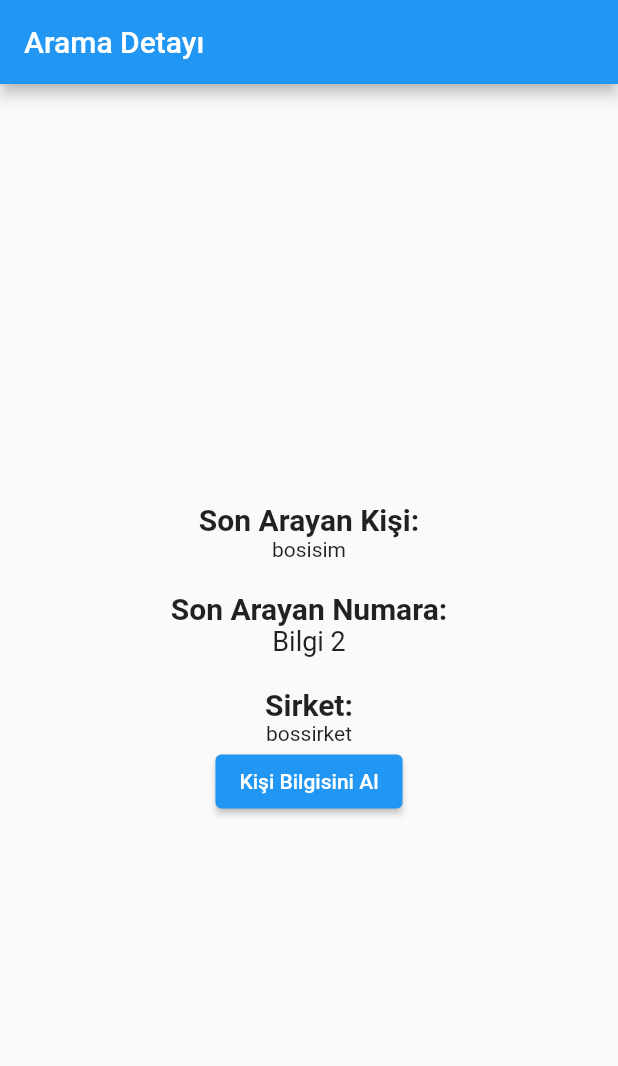
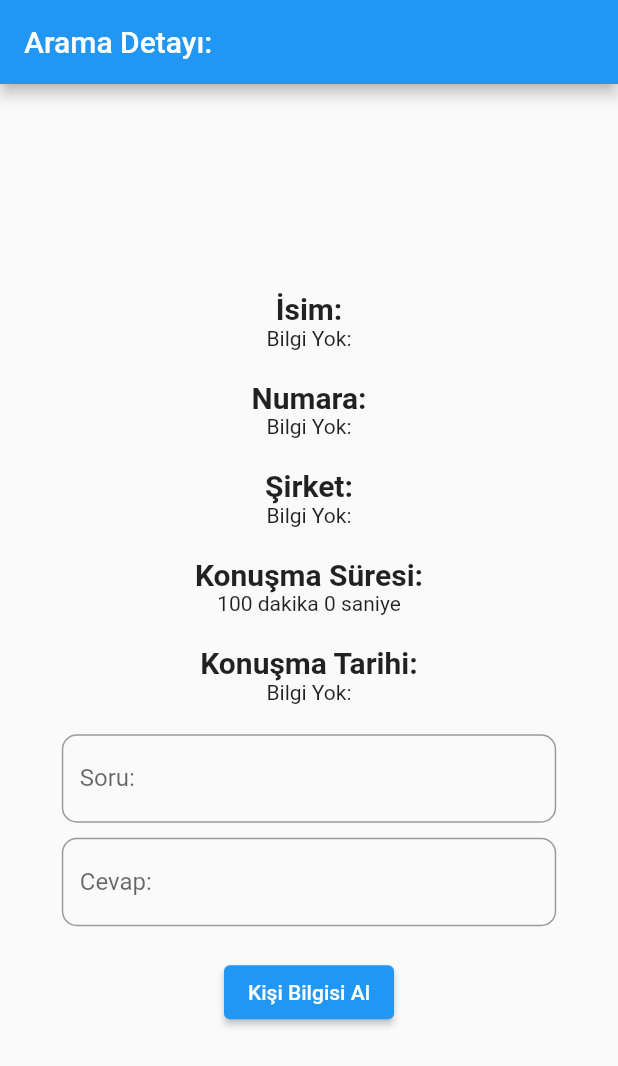
Before and after one commit to YuksD/asba, a Flutter app: the screen it shows after launch, on a phone screen of 412 x 824 dp. Shown: the top 1066 px of the screen. Run offline on Flutter 3.47's test engine with Material 2 defaults, Android fonts, the phone set to English and light mode, and no system bars; our stand-ins replace contacts_service, permission_handler, sqflite; missing offline and left inert: call_log; accounts and stored records are empty.

Commit message:
bahar temizligi yapildi

```diff
--- /dev/null
+++ b/lib/components/caller_info.dart
@@ -0,0 +1,23 @@
+import 'package:flutter/material.dart';
+
+class LastCallerInfo extends StatelessWidget {
+  final String title;
+  final String content;
+
+  const LastCallerInfo({super.key, required this.title, required this.content});
+
+  @override
+  Widget build(BuildContext context) {
+    return Column(
+      mainAxisAlignment: MainAxisAlignment.center,
+      children: <Widget>[
+        Text(
+          title,
+          style: const TextStyle(fontSize: 20, fontWeight: FontWeight.bold),
+        ),
+        Text(content),
+
+      ],
+    );
+  }
+}
--- /dev/null
+++ b/lib/constants/home_screen_strings.dart
@@ -0,0 +1,6 @@
+class HomeScreenStrings {
+  static const String title = 'Arama Detayı:';
+  static const String textBox1 = 'Soru:';
+  static const String textBox2 = 'Cevap:';
+  static const String pullLastCallerButton = 'Kişi Bilgisi Al';
+}
--- /dev/null
+++ b/lib/constants/last_caller.dart
@@ -0,0 +1,14 @@
+class LastCallerStrings {
+  static const String name = 'İsim:';
+  static const String phoneNumber = 'Numara:';
+  static const String company = 'Şirket:';
+  static const String callDuration = 'Konuşma Süresi:';
+  static const String callDate = 'Konuşma Tarihi:';
+  static const String noData = 'Bilgi Yok:';
+  static const String emptyCallLog = 'CallLog Boş:';
+
+
+
+
+
+}
--- a/lib/screens/home_screen.dart
+++ b/lib/screens/home_screen.dart
@@ -1,8 +1,16 @@
 import 'package:contacts_service/contacts_service.dart';
 import 'package:flutter/material.dart';
 import 'package:call_log/call_log.dart';
+import 'package:ilkproje/components/caller_info.dart';
+import 'package:permission_handler/permission_handler.dart';
+import 'package:ilkproje/constants/last_caller.dart';
+import 'package:ilkproje/constants/home_screen_strings.dart';
+
+
 
 class HomeScreen extends StatefulWidget {
+  const HomeScreen({super.key});
+
   @override
   _HomeScreenState createState() => _HomeScreenState();
 }
@@ -10,7 +18,11 @@ class HomeScreen extends StatefulWidget {
 class _HomeScreenState extends State<HomeScreen> {
   List<CallLogEntry> _callLogEntries = [];
   String? isim;
+  String? numara;
   String? sirket;
+  String? sure;
+  String? tarih;
+
 
   @override
   void initState() {
@@ -27,80 +39,128 @@ class _HomeScreenState extends State<HomeScreen> {
     }
   }
 
-Future<void> _getCallerInfo(String phoneNumber) async {
-  try {
+  Future<void> _getCallerInfo(String phoneNumber, String konusmaSuresi, String konusmaTarihi) async {
+
       // Telefon rehberinden kişiyi bul
+      bool isGranted = await Permission.contacts.status.isGranted;
+      if(!isGranted) {isGranted = await Permission.contacts.request().isGranted;}
       Iterable<Contact> contacts = await ContactsService.getContactsForPhone(phoneNumber);
 
       if (contacts.isNotEmpty) {
         // Son arayan kişinin bilgilerini al
         Contact lastCaller = contacts.first;
         setState(() {
-        isim = lastCaller.displayName ?? 'Bilgi Yokk';
-        sirket = lastCaller.company ?? 'Bilgi Yokk';
+          tarih = konusmaTarihi;
+          sure = konusmaSuresi;
+          numara = phoneNumber;
+          isim = lastCaller.displayName ?? LastCallerStrings.noData;
+          sirket = lastCaller.company ?? LastCallerStrings.noData;
         });
       } else {
         // Eğer eşleşen kişi bulunamazsa, varsayılan değerleri kullan
         setState(() {
-        isim = 'Bilgi Yokk';
-        sirket = 'Bilgi Yokk';
+          isim = LastCallerStrings.noData;
+          sirket = LastCallerStrings.noData;
         });
     }
-  } catch (e) {
-    // Hata yakalama işlemi
-    debugPrint("Hata oluştu: $e");
-    isim = 'Bilgii';
-    // Hata olduğunda uygulamanın kapanmasını önlemek için gerekli önlemleri alabilirsiniz.
   }
-}
-
 
   @override
   Widget build(BuildContext context) {
     return Scaffold(
-      appBar: AppBar(title: Text('Arama Detayı')),
+      appBar: AppBar(title: const Text(HomeScreenStrings.title)),
       body: Center(
+        child: SingleChildScrollView(
           child: Column(
             mainAxisAlignment: MainAxisAlignment.center,
             children: <Widget>[
-            Text(
-              'Son Arayan Kişi:',
-              style: TextStyle(fontSize: 20, fontWeight: FontWeight.bold)
+              LastCallerInfo(
+                title: LastCallerStrings.name,
+                content: isim ?? LastCallerStrings.noData),
+              spaceMedium(),
+
+              LastCallerInfo(
+                title: LastCallerStrings.phoneNumber,
+                content: numara ?? LastCallerStrings.noData),
+              spaceMedium(),
+
+              LastCallerInfo(
+                title: LastCallerStrings.company,
+                content: sirket ?? LastCallerStrings.noData),
+              spaceMedium(),
+
+              LastCallerInfo(
+                title: LastCallerStrings.callDuration,
+                content: minSec(sure??'6000')),
+              spaceMedium(),
+
+              LastCallerInfo(
+                title: LastCallerStrings.callDate,
+                content: tarih ?? LastCallerStrings.noData),
+              spaceMedium(),
+
+              Column(
+                crossAxisAlignment: CrossAxisAlignment.start,
+                children: [
+                  SizedBox(
+                    width: MediaQuery.of(context).size.width * 0.8, // Ekranın yarısı kadar genişlik
+                    child: TextField(
+                      decoration: InputDecoration(
+                        border: OutlineInputBorder(
+                          borderRadius: BorderRadius.circular(10.0)),
+                        labelText: HomeScreenStrings.textBox1,
                           ),
-            Text(isim??'bosisim'
                         ),
-            SizedBox(height: 20),
-            Text(
-              'Son Arayan Numara:',
-              style: TextStyle(fontSize: 20, fontWeight: FontWeight.bold)
                       ),
-            Text(
-              _callLogEntries.isNotEmpty
-                  ? _callLogEntries.first.formattedNumber ?? 'Bilgi 1'
-                  : 'Bilgi 2',
-              style: TextStyle(fontSize: 18)
+                    spaceSmall(),
+
+                  SizedBox(
+                    width: MediaQuery.of(context).size.width * 0.8, // Ekranın yarısı kadar genişlik
+                    child: TextField(
+                      decoration: InputDecoration(
+                        border: OutlineInputBorder(
+                          borderRadius: BorderRadius.circular(10.0)),
+                        labelText: HomeScreenStrings.textBox2,
                           ),
-            SizedBox(height: 20),
-            Text(
-              'Sirket:',
-              style: TextStyle(fontSize: 20, fontWeight: FontWeight.bold),
                         ),
-            Text(sirket??'bossirket'),
+                      ),
+                    ],
+                  ),
+                  spaceMedium(),
+
               ElevatedButton(
                 onPressed: () {
                   if (_callLogEntries.isNotEmpty) {
-                  String phoneNumber = _callLogEntries.first.number ?? '';
-                  _getCallerInfo(phoneNumber);
-                }
-                else{
-                  sirket = 'calllogbos';
-                }
+                    String phoneNumber = _callLogEntries.first.number ?? LastCallerStrings.noData;
+                    String konusmaSuresi = _callLogEntries.first.duration.toString();
+                    String konusmaTarihi = DateTime.fromMillisecondsSinceEpoch(_callLogEntries.first.timestamp?? 1635400000000)
+                    .toLocal().toString().split('.')[0].toString();
+                    _getCallerInfo(phoneNumber,konusmaSuresi,konusmaTarihi);}
+                  else {sirket = LastCallerStrings.emptyCallLog;}
                 },
-              child: Text('Kişi Bilgisini Al'),
+                child: const Text(HomeScreenStrings.pullLastCallerButton),
               ),
             ],
           ),
         ),
+      ),
     );
   }
+
+  SizedBox spaceMedium() => const SizedBox(height: 20);
+  SizedBox spaceSmall() => const SizedBox(height: 10);
+
 }
+
+// void minSec(int saniye) {
+//   double dakikaKusurat = saniye/60;
+//   int dakika = dakikaKusurat.toInt();
+
+// }
+String minSec(String stringSaniye) {
+  int saniye = int.parse(stringSaniye);
+  int dakika = saniye ~/ 60; // Saniyeleri dakika cinsinden hesapla
+  int kalanSaniye = saniye % 60; // Kalan saniyeleri hesapla
+
+  return '$dakika dakika $kalanSaniye saniye';
+}
```
Lines whose indentation alone changed are shown as unchanged.
